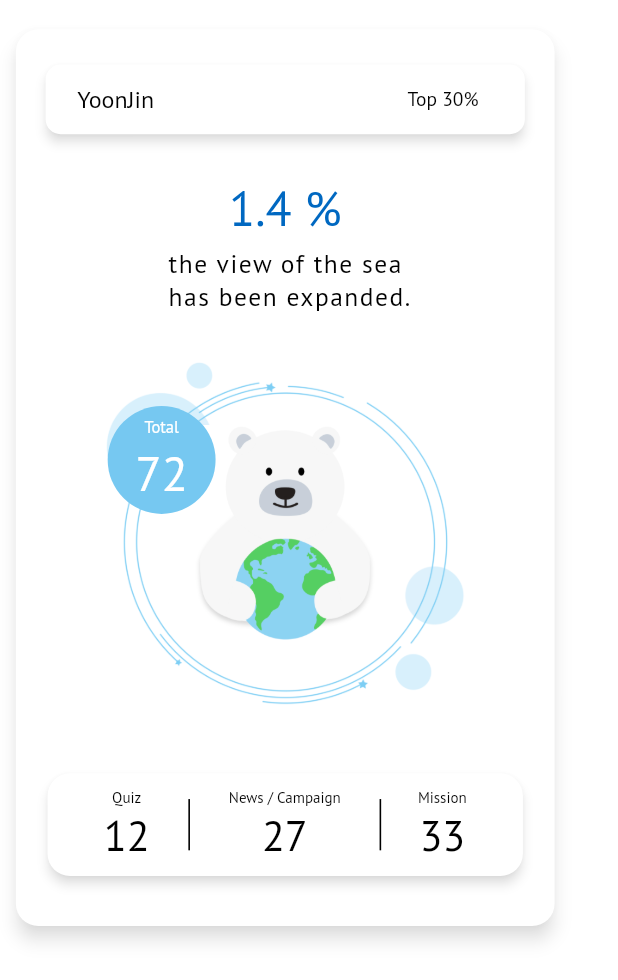
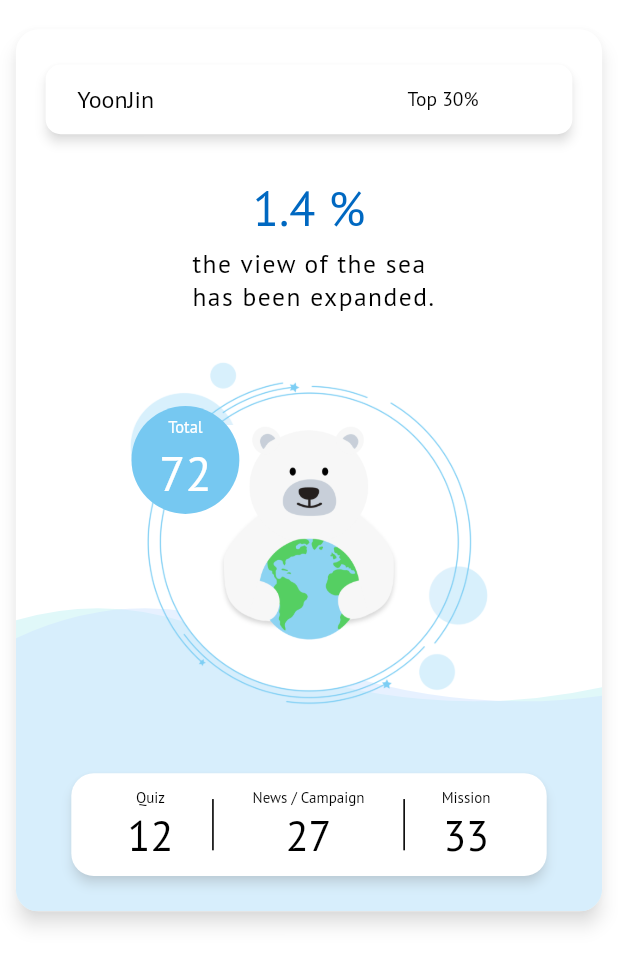
Before and after one commit to 2022-GDSC-Solution-Challenge/seaya_app, a Flutter app: the Sea screen opened directly, on a phone screen of 412 x 824 dp. Shown: the top 980 px of the screen. Run offline on Flutter 3.47's test engine with Material 2 defaults, Android fonts, the phone set to English and light mode, and no system bars.

Commit message:
6번 애니메이션 작업본

```diff
--- a/lib/screens/mainhomepage/Sea.dart
+++ b/lib/screens/mainhomepage/Sea.dart
@@ -2,6 +2,7 @@ import 'package:flutter/material.dart';
 import 'package:flutter/widgets.dart';
 import 'package:seaya_app/widgets/menuwidget/Menu.dart';
 import 'package:seaya_app/screens/loginpage/login.dart';
+import 'package:seaya_app/utilities/Seawaves.dart';
 
 class Sea extends StatefulWidget {
   const Sea({Key? key}) : super(key: key);
@@ -48,19 +49,42 @@ class _SeaState extends State<Sea> with SingleTickerProviderStateMixin {
               height: 10 * (height / standardDeviceHeight),
             ),
             Card(
+              //카드 둥글게 처리해주는거 살리는 코드
+                clipBehavior: Clip.antiAlias,
                 elevation: 5.0,
-              margin: EdgeInsets.fromLTRB(10*sd,10 * sh, 10*sd, 10 * sh),
+                margin: EdgeInsets.fromLTRB(10 * sd, 10 * sh, 10 * sd, 10 * sh),
                 shadowColor: Colors.grey.withOpacity(0.4),
                 shape: RoundedRectangleBorder(
                   borderRadius: BorderRadius.circular(15.0),
                 ),
-              child: Container(
-                padding: new EdgeInsets.fromLTRB(15*sd, 20 * sh, 15*sd, 20*sh),
-                width: 340 * (width / standardDeviceWidth),
-                //height: 680 * (height / standardDeviceHeight),
+                child: Stack(children: [
+                  Positioned.fill(
+                    child: Seawaves(),
+                  ),
+                  _seaCard(context, sh, sd),
+                ])),
+            SizedBox(
+              height: 10 * (height / standardDeviceHeight),
+            ),
+          ],
+        ),
+      ),
+    );
+  }
+}
+
+Widget _seaCard(BuildContext context, double sh, double sw) {
+  double h = sh;
+  double w = sw;
+  return Container(
+    //color: Colors.transparent,
+    padding: new EdgeInsets.fromLTRB(15 * w, 20 * h, 15 * w, 20 * h),
+    //width: 340 * w,
+    //height: 680 * h,
     // decoration: BoxDecoration(
     //   borderRadius: BorderRadius.circular(10.0),
     // ),
+
     child: Column(
       crossAxisAlignment: CrossAxisAlignment.center,
       children: <Widget>[
@@ -76,10 +100,9 @@ class _SeaState extends State<Sea> with SingleTickerProviderStateMixin {
             //width: 300 * (width / standardDeviceWidth),
             decoration: BoxDecoration(
               borderRadius: BorderRadius.circular(10.0),
-
             ),
             child: Container(
-                          padding:  EdgeInsets.fromLTRB(20*sd,13*sh,15*sd,13*sh),
+              padding: EdgeInsets.fromLTRB(20 * w, 13 * h, 15 * w, 13 * h),
               child: Row(children: [
                 //사용자 이름
                 Text(
@@ -90,7 +113,7 @@ class _SeaState extends State<Sea> with SingleTickerProviderStateMixin {
                       fontFamily: 'PTSansRegular'),
                 ),
                 SizedBox(
-                              width: 160 * (width / standardDeviceWidth),
+                  width: 160 * w,
                 ),
                 //상위 몇 퍼센트 인지
                 Text(
@@ -106,7 +129,7 @@ class _SeaState extends State<Sea> with SingleTickerProviderStateMixin {
         ),
         //기여도 -> 총 점수 10점 당 0.2%씩 증가 (ex. 총점수 72, 기여도 1.4%)
         SizedBox(
-                      height: 4 * (height / standardDeviceHeight),
+          height: 4 * h,
         ),
         Container(
           padding: const EdgeInsets.only(top: 20),
@@ -119,7 +142,7 @@ class _SeaState extends State<Sea> with SingleTickerProviderStateMixin {
                   fontFamily: 'PTSansRegular'),
             ),
             SizedBox(
-                          height: 7 * (height / standardDeviceHeight),
+              height: 7 * h,
             ),
             Text(
               " the view of the sea \n has been expanded.",
@@ -132,7 +155,7 @@ class _SeaState extends State<Sea> with SingleTickerProviderStateMixin {
           ]),
         ),
         SizedBox(
-                      height: 20 * (height / standardDeviceHeight),
+          height: 20 * h,
         ),
         //메인 배경 이미지
         Stack(
@@ -140,7 +163,7 @@ class _SeaState extends State<Sea> with SingleTickerProviderStateMixin {
           children: [
             Container(
               child: Image(
-                            width: 240.0 * (width / standardDeviceWidth),
+                width: 240.0 * w,
                 image: AssetImage(
                   'images/circle.png',
                 ),
@@ -150,7 +173,7 @@ class _SeaState extends State<Sea> with SingleTickerProviderStateMixin {
             //북극곰 이미지
             Container(
               child: Image(
-                            width: 115.0 * (width / standardDeviceWidth),
+                width: 115.0 * w,
                 image: AssetImage(
                   'images/mainImage.png',
                 ),
@@ -158,10 +181,10 @@ class _SeaState extends State<Sea> with SingleTickerProviderStateMixin {
             ),
             // ),
             Positioned(
-                          top: 43 * (height / standardDeviceHeight),
-                          left: 1 * (width / standardDeviceWidth),
+              top: 43 * h,
+              left: 1 * w,
               child: Container(
-                            width: 82.0 * (width / standardDeviceWidth),
+                width: 82.0 * w,
                 //height: 82.0 * (height / standardDeviceHeight),
                 padding: const EdgeInsets.fromLTRB(0, 7, 0, 7),
                 decoration: new BoxDecoration(
@@ -182,7 +205,7 @@ class _SeaState extends State<Sea> with SingleTickerProviderStateMixin {
                       overflow: TextOverflow.fade,
                     ),
                     SizedBox(
-                                  height: 3 * (height / standardDeviceHeight),
+                      height: 3 * h,
                     ),
                     Text(
                       "72",
@@ -198,7 +221,7 @@ class _SeaState extends State<Sea> with SingleTickerProviderStateMixin {
           ],
         ),
         SizedBox(
-                      height: 30 * (height / standardDeviceHeight),
+          height: 30 * h,
         ),
         //세부점수 카드
         Card(
@@ -209,16 +232,15 @@ class _SeaState extends State<Sea> with SingleTickerProviderStateMixin {
           ),
           child: Container(
             //height: 75 * (height / standardDeviceHeight),
-                        width: 300 * (width / standardDeviceWidth),
+            width: 300 * w,
             decoration: BoxDecoration(
               borderRadius: BorderRadius.circular(10.0),
               //color: Color.fromARGB(255, 43, 145, 204),
             ),
             child: Container(
-                          padding:  EdgeInsets.fromLTRB(0,10*sh,0,10*sh),
-                          child: Row(
-                              mainAxisAlignment: MainAxisAlignment.center,
-                              children: [
+              padding: EdgeInsets.fromLTRB(0, 10 * sh, 0, 10 * sh),
+              child:
+                  Row(mainAxisAlignment: MainAxisAlignment.center, children: [
                 //퀴즈 점수
                 Container(
                   //height: 63 * (height / standardDeviceHeight),
@@ -242,15 +264,15 @@ class _SeaState extends State<Sea> with SingleTickerProviderStateMixin {
                   ),
                 ),
                 SizedBox(
-                                  width: 24.5 * (width / standardDeviceWidth),
+                  width: 24.5 * w,
                 ),
                 Container(
-                                  width: 1 * (width / standardDeviceWidth),
-                                  height: 35 * (height / standardDeviceHeight),
+                  width: 1 * w,
+                  height: 35 * h,
                   color: Colors.black,
                 ),
                 SizedBox(
-                                  width: 24.5 * (width / standardDeviceWidth),
+                  width: 24.5 * w,
                 ),
                 //뉴스&켐페인 점수
                 Container(
@@ -258,8 +280,7 @@ class _SeaState extends State<Sea> with SingleTickerProviderStateMixin {
                   //height: 63 * (height / standardDeviceHeight),
 
                   child: Column(
-                                    crossAxisAlignment:
-                                        CrossAxisAlignment.center,
+                    crossAxisAlignment: CrossAxisAlignment.center,
                     children: [
                       Text(
                         "News / Campaign",
@@ -279,11 +300,11 @@ class _SeaState extends State<Sea> with SingleTickerProviderStateMixin {
                   ),
                 ),
                 SizedBox(
-                                  width: 24.5 * (width / standardDeviceWidth),
+                  width: 24.5 * w,
                 ),
                 Container(
-                                  width: 1 * (width / standardDeviceWidth),
-                                  height: 35 * (height / standardDeviceHeight),
+                  width: 1 * w,
+                  height: 35 * h,
                   color: Colors.black,
                 ),
                 SizedBox(
@@ -294,8 +315,7 @@ class _SeaState extends State<Sea> with SingleTickerProviderStateMixin {
                   ///color: Colors.blue,
                   //height: 63 * (height / standardDeviceHeight),
                   child: Column(
-                                    crossAxisAlignment:
-                                        CrossAxisAlignment.center,
+                    crossAxisAlignment: CrossAxisAlignment.center,
                     children: [
                       Text(
                         "Mission",
@@ -318,16 +338,7 @@ class _SeaState extends State<Sea> with SingleTickerProviderStateMixin {
             ),
           ),
         ),
-                    SizedBox(
-                      height: 10 * (height / standardDeviceHeight),
-                    ),
       ],
-                ),
-              ),
-            ),
-          ],
-        ),
     ),
   );
 }
-}
--- /dev/null
+++ b/lib/utilities/Seawaves.dart
@@ -0,0 +1,150 @@
+import 'package:flutter/material.dart';
+import 'package:seaya_app/screens/mainhomepage/Sea.dart';
+import 'package:flutter/widgets.dart';
+import 'package:seaya_app/widgets/aniwidget/AnimatedWave.dart';
+
+class Seawaves extends StatefulWidget {
+  const Seawaves({Key? key}) : super(key: key);
+
+  @override
+  State<Seawaves> createState() => _SeawavesState();
+}
+
+class _SeawavesState extends State<Seawaves>
+    with SingleTickerProviderStateMixin {
+  late Animation<double> animation;
+  late AnimationController _controller;
+
+  @override
+  void initState() {
+    super.initState();
+    _controller =
+        AnimationController(duration: Duration(seconds: 9), vsync: this);
+    _controller.repeat();
+    //we set animation duration, and repeat for infinity
+
+    animation = Tween<double>(begin: -1000, end: 0).animate(_controller);
+    //we have set begin to -600 and end to 0, it will provide the value for
+    //left or right position for Positioned() widget to creat movement from left to right
+    // animation.addListener(() {
+    //   setState(() {}); //update UI on every animation value update
+    // });
+
+  }
+
+  @override
+  void dispose() {
+    _controller.dispose();
+    super.dispose();
+     //destory anmiation to free memory on last
+  }
+
+  @override
+  Widget build(BuildContext context) {
+
+    final double height = MediaQuery.of(context).size.height;
+    final double width = MediaQuery.of(context).size.width;
+
+
+    final standardDeviceWidth = 390;
+    final standardDeviceHeight = 844;
+    final double sh = (height / standardDeviceHeight);
+    final double sd = (width / standardDeviceWidth);
+
+    return Container(
+        //padding: new EdgeInsets.fromLTRB(15*sd, 20 * sh, 15*sd, 20*sh),
+        //width: 340 * (width / standardDeviceWidth),
+        child: Stack(//stack helps to overlaps widgets
+            children: [
+          // Positioned(
+          //   //helps to position widget where ever we want
+          //   bottom: 0, //position at the bottom
+          //   right: animation.value, //value of right from animation controller
+          //   child: ClipPath(
+          //     clipper: MyWaveClipper(), //applying our custom clipper
+          //     child: Opacity(
+          //       opacity: 0.5,
+          //       child: Container(
+          //         color: Color.fromARGB(255, 193, 241, 243),
+          //         width: 2000,
+          //         height: 250 *sh,
+          //       ),
+          //     ),
+          //   ),
+          // ),
+          AnimatedWave(
+            animation: animation,
+            bottom: 0,
+            opacity: 0.5,
+            color: Color.fromARGB(255, 193, 241, 243),
+            direction: 1,
+          ),
+          AnimatedWave(
+            animation: animation,
+            bottom: 0,
+            opacity: 0.5,
+            color: Color.fromARGB(255, 207, 228, 255),
+            direction: 0,
+          ),
+
+          // Positioned(
+          //   //helps to position widget where ever we want
+          //   bottom: 0, //position at the bottom
+          //   left: animation.value, //value of left from animation controller
+          //   child: ClipPath(
+          //     clipper: MyWaveClipper(), //applying our custom clipper
+          //     child: Opacity(
+          //       opacity: 0.5,
+          //       child: Container(
+          //         color: Color.fromARGB(255, 207, 228, 255),
+          //         width: 2000,
+          //         height: 250 *sh,
+          //       ),
+          //     ),
+          //   ),
+          // ),
+        ]),
+
+    );
+  }
+}
+
+//our custom clipper with Path class
+class MyWaveClipper extends CustomClipper<Path> {
+  @override
+  Path getClip(Size size) {
+    var path = new Path();
+    path.lineTo(0.0, 40.0);
+    path.lineTo(0.0, size.height);
+    path.lineTo(size.width, size.height);
+    path.lineTo(size.width, 40.0);
+
+    //see my previous post to understand about Bezier Curve waves
+    // https://www.hellohpc.com/flutter-how-to-make-bezier-curve-waves-using-custom-clippath/
+
+    for (int i = 0; i < 10; i++) {
+      if (i % 2 == 0) {
+        path.quadraticBezierTo(
+            size.width - (size.width / 16) - (i * size.width / 8),
+            0.0,
+            size.width - ((i + 1) * size.width / 8),
+            size.height - 160);
+      } else {
+        path.quadraticBezierTo(
+            size.width - (size.width / 16) - (i * size.width / 8),
+            size.height - 120,
+            size.width - ((i + 1) * size.width / 8),
+            size.height - 160);
+      }
+    }
+
+    path.lineTo(0.0, 40.0);
+    path.close();
+    return path;
+  }
+
+  @override
+  bool shouldReclip(CustomClipper<Path> oldClipper) {
+    return false;
+  }
+}
--- /dev/null
+++ b/lib/widgets/aniwidget/AnimatedWave.dart
@@ -0,0 +1,59 @@
+import 'package:flutter/material.dart';
+import 'package:seaya_app/screens/mainhomepage/Sea.dart';
+import 'package:seaya_app/utilities/Seawaves.dart';
+import 'package:flutter/widgets.dart';
+
+
+class AnimatedWave extends AnimatedWidget{
+  final Color color;
+  final double opacity;
+  final double bottom;
+  /// 0: left
+  /// 1: right
+  final int direction;
+
+   const AnimatedWave({
+     Key? key,
+    required Animation<double> animation,
+    required this.bottom,
+    required this.opacity,
+    required this.color,
+    required this.direction,
+  }): super(key: key, listenable: animation);
+
+  @override
+  Widget build(BuildContext context) {
+    final double height = MediaQuery.of(context).size.height;
+    final double width = MediaQuery.of(context).size.width;
+
+
+    final standardDeviceWidth = 390;
+    final standardDeviceHeight = 844;
+    final double sh = (height / standardDeviceHeight);
+    final double sd = (width / standardDeviceWidth);
+
+  final animation = listenable as Animation<double>;
+  double? left, right;
+  if (direction == 1) {
+    right = animation.value;
+  } else {
+    left = animation.value;
+  }
+    return Positioned(
+      bottom: bottom,
+      left : left,
+      right: right,
+      child: ClipPath(
+        clipper: MyWaveClipper(),
+        child: Opacity(
+          opacity: opacity,
+          child: Container(
+            color: color,
+            width: 2000,
+            height: 250 *sh,
+          ),
+        ),
+      ),
+    );
+  }
+}
```
Lines whose indentation alone changed are shown as unchanged.
